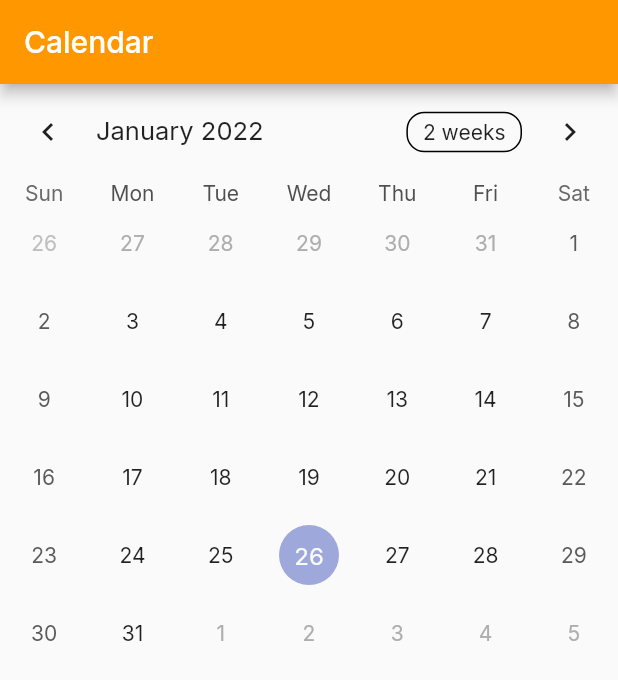
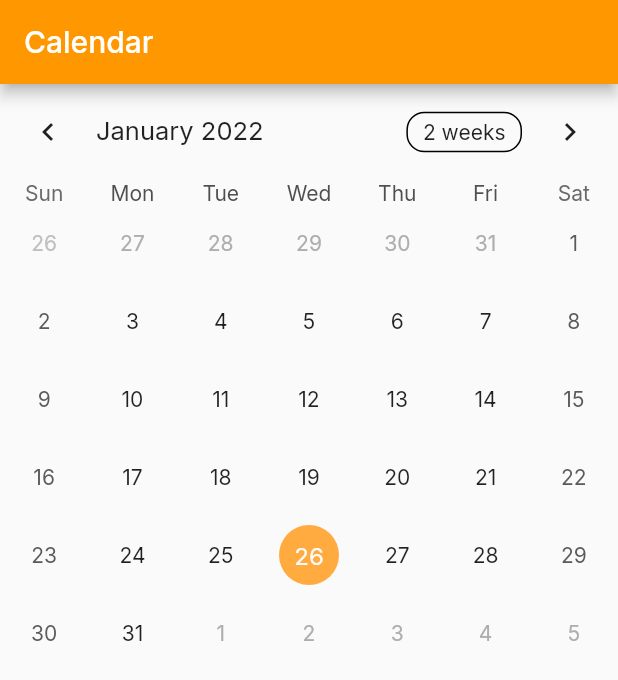
Before and after one commit to wslabosz/mobilki, a Flutter app: the Calendar screen opened directly, on a phone screen of 412 x 824 dp. Shown: the top 680 px of the screen. Run offline on Flutter 3.47's test engine with Material 2 defaults, Android fonts, the phone set to English and light mode, and no system bars; drawn by our look-alikes of table_calendar; our stand-ins replace cloud_firestore, custom_sliding_segmented_control, firebase_auth, firebase_core, firebase_messaging, firebase_storage and 7 more; accounts and stored records are empty.

Commit message:
działa kalendarz

```diff
--- a/lib/Screens/AddEvent/add_screen.dart
+++ b/lib/Screens/AddEvent/add_screen.dart
@@ -7,7 +7,7 @@ class AddScreen extends StatelessWidget {
   @override
   Widget build(BuildContext context) {
     return const Scaffold(
-          body: NewEventForm(),
-        );
+      body: NewEventForm(),
+    );
   }
 }
--- a/lib/Screens/Calendar/calendar_page.dart
+++ b/lib/Screens/Calendar/calendar_page.dart
@@ -7,7 +7,7 @@ class CalendarScreen extends StatelessWidget {
   @override
   Widget build(BuildContext context) {
     return const Scaffold(
-          body: Calendar(),
-        );
+      body: Calendar(),
+    );
   }
 }
--- a/lib/Screens/Calendar/components/calendar.dart
+++ b/lib/Screens/Calendar/components/calendar.dart
@@ -1,8 +1,11 @@
+import 'dart:collection';
+import 'package:intl/intl.dart';
 import 'package:cloud_firestore/cloud_firestore.dart';
 import 'package:flutter/material.dart';
+import 'package:mobilki/Screens/Calendar/components/utils.dart';
+import 'package:mobilki/components/event_tile.dart';
 import 'package:mobilki/models/event.dart';
 import 'package:mobilki/resources/auth_methods.dart';
-import 'package:mobilki/resources/firestore_methods.dart';
 import 'package:table_calendar/table_calendar.dart';
 
 class Calendar extends StatefulWidget {
@@ -15,11 +18,15 @@ class Calendar extends StatefulWidget {
 class _CalendarState extends State<Calendar> {
   CalendarFormat format = CalendarFormat.month;
   List<Event> events = [];
+  DateTime _focusedDay = DateTime.now();
+  DateTime? _selectedDay;
+  late final ValueNotifier<List<Event>> _selectedEvents;
 
   @override
   void initState() {
     FirebaseFirestore.instance
         .collection('events')
+        .orderBy('eventDate')
         .where('participants', arrayContains: AuthMethods().getUserUID())
         .where('eventDate',
             isGreaterThan:
@@ -29,7 +36,16 @@ class _CalendarState extends State<Calendar> {
       events = snapshot.docs.map((doc) => (Event.fromSnap(doc))).toList();
       setState(() {});
     });
+
+    _selectedDay = _focusedDay;
+    _selectedEvents = ValueNotifier(_getEventsForDay(_selectedDay!));
     super.initState();
+  }
+
+  @override
+  void dispose() {
+    _selectedEvents.dispose();
+    super.dispose();
   }
 
   @override
@@ -39,16 +55,89 @@ class _CalendarState extends State<Calendar> {
           title: const Text("Calendar"),
           backgroundColor: Colors.orange,
         ),
-      body: TableCalendar(
-          focusedDay: DateTime.now(),
+        body: Column(
+          children: [
+            TableCalendar<Event>(
+                locale: 'en_US',
+                focusedDay: _focusedDay,
+                eventLoader: _getEventsForDay,
                 firstDay: DateTime.now().add(const Duration(days: -30)),
-          lastDay: DateTime(2050),
+                lastDay: DateTime(2150),
+                selectedDayPredicate: (day) {
+                  return isSameDay(_selectedDay, day);
+                },
+                onDaySelected: (selectedDay, focusedDay) {
+                  _onDaySelected(selectedDay);
+                  setState(() {
+                    _selectedDay = selectedDay;
+                    _focusedDay = focusedDay;
+                    // update `_focusedDay` here as well
+                  });
+                },
+                // ignore: prefer_const_constructors
+                calendarStyle: CalendarStyle(
+                  selectedDecoration: const BoxDecoration(
+                      color: Colors.orangeAccent, shape: BoxShape.circle),
+                  // ignore: prefer_const_constructors
+                  todayDecoration: BoxDecoration(
+                      color: Colors.deepOrangeAccent, shape: BoxShape.circle),
+                ),
                 calendarFormat: format,
                 onFormatChanged: (CalendarFormat _format) {
                   setState(() {
                     format = _format;
                   });
                 }),
-    );
+            const SizedBox(height: 8.0),
+            Expanded(
+              child: ValueListenableBuilder<List<Event>>(
+                valueListenable: _selectedEvents,
+                builder: (context, value, _) {
+                  //pusty _selected
+                  return ListView.separated(
+                      separatorBuilder: (BuildContext context, int index) =>
+                          const Divider(),
+                      padding: const EdgeInsets.all(8),
+                      itemCount: value.length,
+                      itemBuilder: (context, index) {
+                        return EventTile(event: value[index]);
+                      });
+                },
+              ),
+            ),
+          ],
+        ));
+  }
+
+  List<Event> _getEventsForDay(DateTime day) {
+    final groupedByDate = UtilsCalendar.groupBy(
+        events, (Event event) => (event.eventDate.substring(0, 10)));
+    //print(groupedByDate); //to jest good
+    final _kEventSource = {
+      for (var key in groupedByDate.keys)
+        DateTime.parse(key): groupedByDate[key] ?? []
+    };
+    //for (var k in groupedByDate.keys) print(k);
+    //print(_kEventSource);
+    final kEvents = LinkedHashMap<DateTime, List<Event>>(
+      equals: isSameDay,
+      hashCode: getHashCode,
+    )..addAll(_kEventSource);
+    //print(kEvents);
+    return kEvents[day] ?? [];
+  }
+
+  void _onDaySelected(DateTime selectedDay) {
+    if (!isSameDay(_selectedDay, selectedDay)) {
+      setState(() {
+        _selectedDay = selectedDay;
+      });
+      _selectedEvents.value = _getEventsForDay(selectedDay);
+      print(_selectedEvents.value);
     }
   }
+
+  static int getHashCode(DateTime key) {
+    return key.day * 1000000 + key.month * 10000 + key.year;
+  }
+}
--- /dev/null
+++ b/lib/Screens/Calendar/components/utils.dart
@@ -0,0 +1,9 @@
+class UtilsCalendar {
+  static Map<T, List<S>> groupBy<S, T>(Iterable<S> values, T Function(S) key) {
+    var map = <T, List<S>>{};
+    for (var element in values) {
+      (map[key(element)] ??= []).add(element);
+    }
+    return map;
+  }
+}
```
Also changed, not shown: lib/Screens/AddEvent/components/add.dart (+4 -3 lines). Lines whose indentation alone changed are shown as unchanged.
